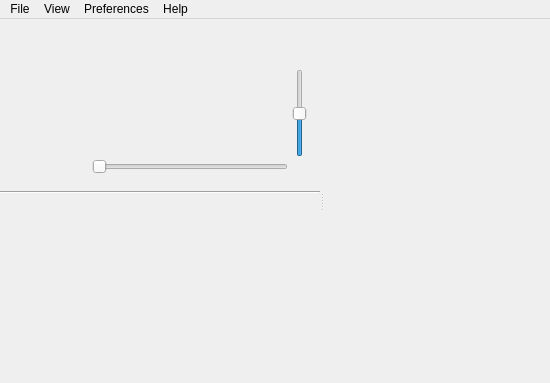
Old version of the form GUI/player/GUI_Player.ui in the repository rbg2024/upplay.
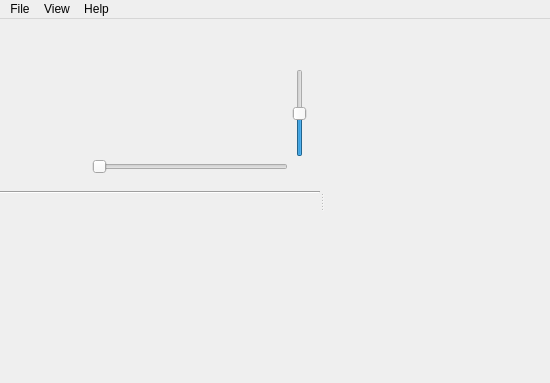
New version of the form. Icons and pictures are not drawn. Custom widgets are drawn as their Qt base class.

Commit message: add preferences panel with options to display artists info in album lists

Diff of the .ui file:
```diff
--- a/GUI/player/GUI_Player.ui
+++ b/GUI/player/GUI_Player.ui
@@ -749,14 +749,9 @@
     <addaction name="separator"/>
     <addaction name="action_Dark"/>
     <addaction name="action_Fullscreen"/>
-   </widget>
-   <widget class="QMenu" name="menuPreferences">
-    <property name="title">
-     <string>Preferences</string>
-    </property>
-    <addaction name="action_min2tray"/>
-    <addaction name="action_sortprefs"/>
-   </widget>
+    <addaction name="separator"/>
+    <addaction name="action_Preferences"/>
+</widget>
    <widget class="QMenu" name="menuAbout">
     <property name="title">
      <string>Help</string>
```
Left out of the diff: 26 changed lines with no effect on the pictures. The commit also changes 15 other files.
